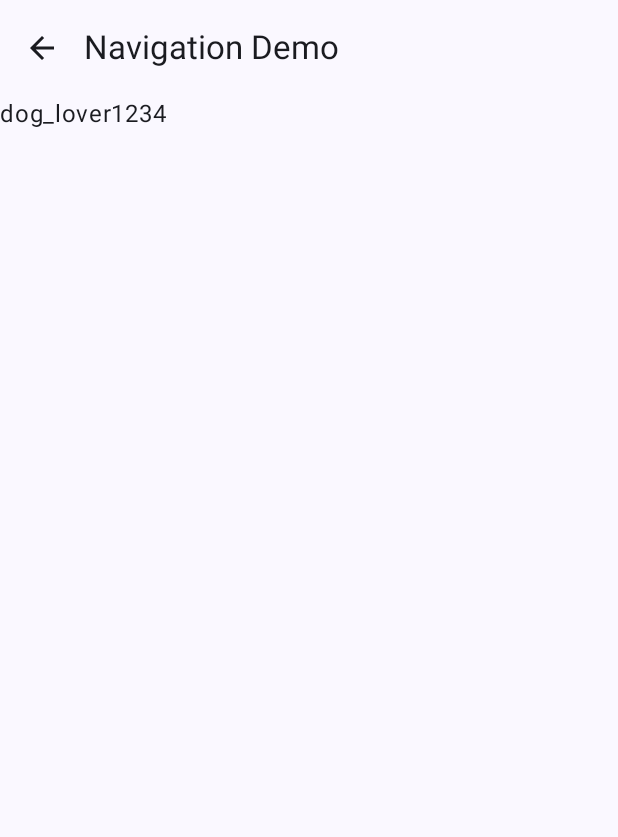
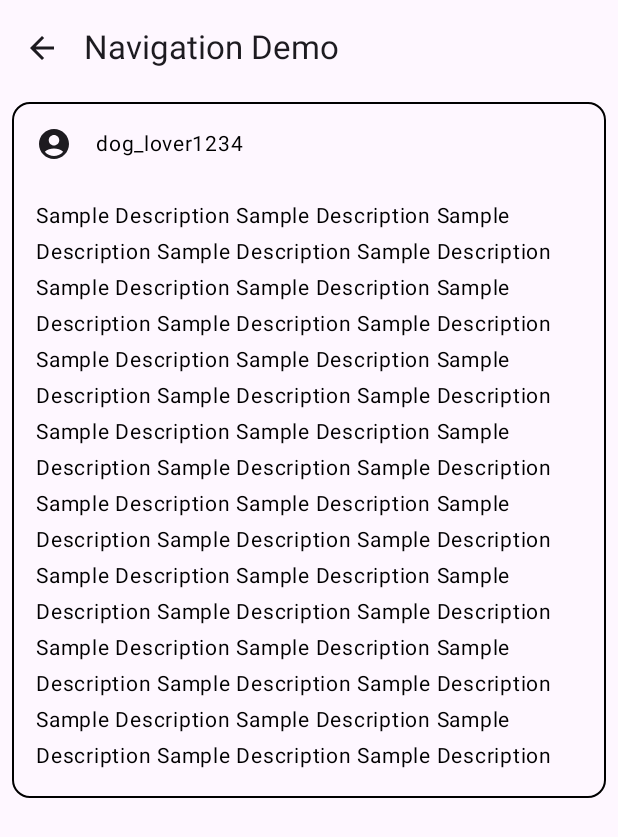
Before and after one commit to GrahamParvinkarimi/compose-navigation-demo, an Android app built with Jetpack Compose: the screen it shows after launch (MainActivity), after a tap on "dog_lover1234", on a phone screen of 412 x 824 dp. Shown: the top 837 px of the screen. Run offline under Robolectric (Android 15) with nearby library versions, the phone set to English and light mode, and no system bars; our stand-ins replace Dagger/Hilt's generated code; libraries missing offline, so code that uses them is left out: com.jakewharton.threetenabp; 1 statement that could not run was skipped.

Commit message:
Finished building the UI

```diff
--- a/app/src/main/java/com/gp/navigationdemo/MainActivity.kt
+++ b/app/src/main/java/com/gp/navigationdemo/MainActivity.kt
@@ -12,8 +12,12 @@ import androidx.compose.material3.IconButton
 import androidx.compose.material3.Scaffold
 import androidx.compose.material3.Text
 import androidx.compose.material3.TopAppBar
+import androidx.compose.runtime.derivedStateOf
+import androidx.compose.runtime.getValue
+import androidx.compose.runtime.remember
 import androidx.compose.ui.Modifier
 import androidx.compose.ui.res.stringResource
+import androidx.navigation.compose.currentBackStackEntryAsState
 import androidx.navigation.compose.rememberNavController
 import com.gp.navigationdemo.ui.theme.NavigationDemoTheme
 import com.gp.sample_feature.navigation.UserNavHost
@@ -35,11 +39,20 @@ class MainActivity : ComponentActivity() {
                             title = { Text(stringResource(R.string.navigation_demo_title)) },
                             navigationIcon =
                             {
-                                IconButton(onClick = { navController.navigateUp() }) {
-                                    Icon(
-                                        imageVector = Icons.AutoMirrored.Filled.ArrowBack,
-                                        contentDescription = stringResource(R.string.navigation_back_content_description)
-                                    )
+                                val currentBackStackEntry by navController.currentBackStackEntryAsState()
+                                val showBackButton by remember(currentBackStackEntry) {
+                                    derivedStateOf {
+                                        navController.previousBackStackEntry != null
+                                    }
+                                }
+
+                                if (showBackButton) {
+                                    IconButton(onClick = { navController.navigateUp() }) {
+                                        Icon(
+                                            imageVector = Icons.AutoMirrored.Filled.ArrowBack,
+                                            contentDescription = stringResource(R.string.navigation_back_content_description)
+                                        )
+                                    }
                                 }
                             }
                         )
--- a/app/src/main/java/com/gp/navigationdemo/ui/theme/Theme.kt
+++ b/app/src/main/java/com/gp/navigationdemo/ui/theme/Theme.kt
@@ -1,21 +1,9 @@
 package com.gp.navigationdemo.ui.theme
 
-import android.app.Activity
-import android.os.Build
 import androidx.compose.foundation.isSystemInDarkTheme
 import androidx.compose.material3.MaterialTheme
-import androidx.compose.material3.darkColorScheme
-import androidx.compose.material3.dynamicDarkColorScheme
-import androidx.compose.material3.dynamicLightColorScheme
 import androidx.compose.material3.lightColorScheme
 import androidx.compose.runtime.Composable
-import androidx.compose.ui.platform.LocalContext
-
-private val DarkColorScheme = darkColorScheme(
-    primary = Purple80,
-    secondary = PurpleGrey80,
-    tertiary = Pink80
-)
 
 private val LightColorScheme = lightColorScheme(
     primary = Purple40,
@@ -40,15 +28,7 @@ fun NavigationDemoTheme(
     dynamicColor: Boolean = true,
     content: @Composable () -> Unit
 ) {
-    val colorScheme = when {
-        dynamicColor && Build.VERSION.SDK_INT >= Build.VERSION_CODES.S -> {
-            val context = LocalContext.current
-            if (darkTheme) dynamicDarkColorScheme(context) else dynamicLightColorScheme(context)
-        }
-
-        darkTheme -> DarkColorScheme
-        else -> LightColorScheme
-    }
+    val colorScheme = LightColorScheme
 
     MaterialTheme(
         colorScheme = colorScheme,
--- a/feature/sample-feature/src/main/java/com/gp/sample_feature/data/UserRepository.kt
+++ b/feature/sample-feature/src/main/java/com/gp/sample_feature/data/UserRepository.kt
@@ -14,25 +14,29 @@ class UserRepositoryImpl @Inject constructor() : UserRepository {
             id = UUID.randomUUID().toString(),
             username = "dog_lover1234",
             email = "chris@aol.com",
-            phoneNumber = "831-213-4124"
+            phoneNumber = "831-213-4124",
+            description = "Sample Description ".repeat(40)
         ),
         User(
             id = UUID.randomUUID().toString(),
             username = "steve91",
             email = "steve@aol.com",
-            phoneNumber = "901-213-4112"
+            phoneNumber = "901-213-4112",
+            description = "Sample Description ".repeat(40)
         ),
         User(
             id = UUID.randomUUID().toString(),
             username = "hiking90",
             email = "richard@aol.com",
-            phoneNumber = "312-412-4212"
+            phoneNumber = "312-412-4212",
+            description = "Sample Description ".repeat(40)
         ),
         User(
             id = UUID.randomUUID().toString(),
             username = "home_design31",
-            email = "luis@aol.com",
-            phoneNumber = "703-122-2411"
+            email = "bob@aol.com",
+            phoneNumber = "703-122-2411",
+            description = "Sample Description ".repeat(40)
         )
     )
 
--- a/feature/sample-feature/src/main/java/com/gp/sample_feature/data/util/DateUtils.kt
+++ /dev/null
@@ -1,54 +0,0 @@
-package com.gp.sample_feature.data.util
-
-import org.threeten.bp.LocalDateTime
-import org.threeten.bp.format.DateTimeFormatter
-import org.threeten.bp.format.DateTimeFormatterBuilder
-import java.util.Locale
-
-object DateUtils {
-    fun parseTimeStamp(timestamp: String?): LocalDateTime {
-        return if (timestamp?.isNotEmpty() == true) {
-            try {
-                val inputFormatter = DateTimeFormatterBuilder()
-                    .appendPattern(NetworkConstants.SERVER_DATE_FORMAT)
-                    .appendLiteral(NetworkConstants.GMT_STRING)
-                    .appendOffset(NetworkConstants.OFFSET_PATTERN, NetworkConstants.GMT_NO_OFFSET_STRING)
-                    .toFormatter()
-                    .withLocale(Locale.ENGLISH)
-
-                LocalDateTime.parse(timestamp.substringBefore(" ("), inputFormatter)
-            } catch (e: Exception) {
-                LocalDateTime.MAX
-            }
-        } else {
-            LocalDateTime.MAX
-        }
-    }
-
-    fun parseAndFormatTimestamp(timestamp: String): String {
-        return if (timestamp != "Just now") {
-            try {
-                // Define the input format
-                val inputFormatter = DateTimeFormatterBuilder()
-                    .appendPattern(NetworkConstants.SERVER_DATE_FORMAT)
-                    .appendLiteral(NetworkConstants.GMT_STRING)
-                    .appendOffset(NetworkConstants.OFFSET_PATTERN, NetworkConstants.GMT_NO_OFFSET_STRING)
-                    .toFormatter()
-                    .withLocale(Locale.ENGLISH)
-
-                // Parse the input string to LocalDateTime
-                val dateTime = LocalDateTime.parse(timestamp.substringBefore(" ("), inputFormatter)
-
-                // Define the output format
-                val outputFormatter = DateTimeFormatter.ofPattern(NetworkConstants.OUTPUT_DATE_FORMAT, Locale.ENGLISH)
-
-                // Format the LocalDateTime to the desired output string
-                dateTime.format(outputFormatter)
-            } catch (e: Exception) {
-                timestamp
-            }
-        } else {
-            NetworkConstants.JUST_NOW_TEXT
-        }
-    }
-}
--- a/feature/sample-feature/src/main/java/com/gp/sample_feature/data/util/NetworkConstants.kt
+++ /dev/null
@@ -1,10 +0,0 @@
-package com.gp.sample_feature.data.util
-
-object NetworkConstants {
-    const val SERVER_DATE_FORMAT = "EEE MMM dd yyyy HH:mm:ss"
-    const val GMT_STRING = " GMT"
-    const val GMT_NO_OFFSET_STRING = " GMT"
-    const val OFFSET_PATTERN = "+HHMM"
-    const val JUST_NOW_TEXT = "Just now"
-    const val OUTPUT_DATE_FORMAT = "MMMM d HH:mm"
-}
--- a/feature/sample-feature/src/main/java/com/gp/sample_feature/domain/model/User.kt
+++ b/feature/sample-feature/src/main/java/com/gp/sample_feature/domain/model/User.kt
@@ -7,5 +7,6 @@ data class User(
     val id: String,
     val username: String,
     val email: String,
-    val phoneNumber: String
+    val phoneNumber: String,
+    val description: String
 )
--- a/feature/sample-feature/src/main/java/com/gp/sample_feature/ui/deeplink/UserDeepLinkScreen.kt
+++ b/feature/sample-feature/src/main/java/com/gp/sample_feature/ui/deeplink/UserDeepLinkScreen.kt
@@ -1,7 +1,14 @@
 package com.gp.sample_feature.ui.deeplink
 
+import androidx.compose.foundation.layout.Arrangement
+import androidx.compose.foundation.layout.Column
+import androidx.compose.foundation.layout.fillMaxSize
 import androidx.compose.material3.Text
 import androidx.compose.runtime.Composable
+import androidx.compose.ui.Alignment
+import androidx.compose.ui.Modifier
+import androidx.compose.ui.res.stringResource
+import com.gp.sample_feature.R
 
 @Composable
 fun UserDeepLinkScreen(deepLinkText: String) {
@@ -12,7 +19,13 @@ fun UserDeepLinkScreen(deepLinkText: String) {
 
 @Composable
 fun UserDeepLinkContent(deepLinkText: String) {
-    Text(
-        text = deepLinkText
-    )
+    Column(
+        modifier = Modifier.fillMaxSize(),
+        horizontalAlignment = Alignment.CenterHorizontally,
+        verticalArrangement = Arrangement.Center,
+    ) {
+        Text(
+            text = stringResource(R.string.deep_link_screen_text, deepLinkText)
+        )
+    }
 }
--- a/feature/sample-feature/src/main/java/com/gp/sample_feature/ui/details/UserDetailsScreen.kt
+++ b/feature/sample-feature/src/main/java/com/gp/sample_feature/ui/details/UserDetailsScreen.kt
@@ -1,12 +1,35 @@
 package com.gp.sample_feature.ui.details
 
+import androidx.compose.foundation.BorderStroke
+import androidx.compose.foundation.layout.Column
+import androidx.compose.foundation.layout.Row
+import androidx.compose.foundation.layout.Spacer
+import androidx.compose.foundation.layout.fillMaxWidth
+import androidx.compose.foundation.layout.height
+import androidx.compose.foundation.layout.padding
+import androidx.compose.foundation.layout.width
+import androidx.compose.material.icons.Icons
+import androidx.compose.material.icons.filled.AccountCircle
+import androidx.compose.material3.Card
+import androidx.compose.material3.CardDefaults
 import androidx.compose.material3.CircularProgressIndicator
+import androidx.compose.material3.Icon
+import androidx.compose.material3.MaterialTheme
 import androidx.compose.material3.Text
 import androidx.compose.runtime.Composable
 import androidx.compose.runtime.collectAsState
 import androidx.compose.runtime.getValue
+import androidx.compose.ui.Alignment
+import androidx.compose.ui.Modifier
+import androidx.compose.ui.graphics.Color
+import androidx.compose.ui.res.stringResource
+import androidx.compose.ui.text.font.FontWeight
+import androidx.compose.ui.text.style.TextOverflow
+import androidx.compose.ui.unit.dp
 import androidx.hilt.navigation.compose.hiltViewModel
+import com.gp.sample_feature.R
 import com.gp.sample_feature.domain.model.User
+import com.gp.sample_feature.ui.constants.Dimens
 import com.gp.sample_feature.viewstate.UserDetailsViewState
 import com.gp.sample_feature.vm.UserDetailsViewModel
 
@@ -28,7 +51,59 @@ fun UserDetailsScreen(userDetailsViewModel: UserDetailsViewModel = hiltViewModel
 
 @Composable
 fun UserDetailsContent(user: User) {
-    Text(
-        text = user.username
-    )
+    Card(
+        modifier = Modifier.padding(horizontal = Dimens.padding_8, vertical = Dimens.padding_4),
+        colors = CardDefaults.cardColors(
+            containerColor = MaterialTheme.colorScheme.surface
+        ),
+        border = BorderStroke(1.dp, Color.Black),
+    ) {
+        Column(
+            modifier = Modifier
+                .fillMaxWidth()
+                .padding(start = Dimens.padding_16, end = Dimens.padding_16, top = Dimens.padding_16)
+        ) {
+            Row(
+                verticalAlignment = Alignment.Top
+            ) {
+                Column {
+                    Icon(
+                        imageVector = Icons.Default.AccountCircle,
+                        contentDescription = stringResource(R.string.user_icon_content_description)
+                    )
+                }
+
+                Spacer(modifier = Modifier.width(Dimens.padding_16))
+
+                Column(
+                    modifier = Modifier.weight(1f)
+                ) {
+                    Row(
+                        verticalAlignment = Alignment.CenterVertically
+                    ) {
+                        Text(
+                            text = user.username,
+                            fontSize = Dimens.font_size_14,
+                            color = Color.Black,
+                            fontWeight = FontWeight.Normal,
+                            maxLines = 1,
+                            overflow = TextOverflow.Ellipsis
+                        )
+                    }
+
+                    Spacer(modifier = Modifier.height(Dimens.padding_8))
+                }
+            }
+        }
+
+        Column(
+            modifier = Modifier.padding(Dimens.padding_16)
+        ) {
+            Text(
+                text = user.description,
+                fontSize = Dimens.font_size_14,
+                color = Color.Black
+            )
+        }
+    }
 }
--- a/feature/sample-feature/src/main/java/com/gp/sample_feature/ui/home/UserHomeScreen.kt
+++ b/feature/sample-feature/src/main/java/com/gp/sample_feature/ui/home/UserHomeScreen.kt
@@ -1,5 +1,6 @@
 package com.gp.sample_feature.ui.home
 
+import androidx.compose.foundation.BorderStroke
 import androidx.compose.foundation.clickable
 import androidx.compose.foundation.layout.Arrangement
 import androidx.compose.foundation.layout.Column
@@ -36,9 +37,9 @@ import androidx.compose.ui.res.stringResource
 import androidx.compose.ui.text.font.FontWeight
 import androidx.compose.ui.text.style.TextAlign
 import androidx.compose.ui.text.style.TextOverflow
+import androidx.compose.ui.unit.dp
 import androidx.hilt.navigation.compose.hiltViewModel
 import com.gp.sample_feature.R
-import com.gp.sample_feature.data.util.DateUtils
 import com.gp.sample_feature.domain.model.User
 import com.gp.sample_feature.ui.constants.Dimens
 import com.gp.sample_feature.viewstate.UserHomeViewState
@@ -104,10 +105,11 @@ fun UserListItemCard(
     navigateToUserDetails: () -> Unit
 ) {
     Card(
-        modifier = Modifier.padding(horizontal = Dimens.padding_16, vertical = Dimens.padding_4),
+        modifier = Modifier.padding(horizontal = Dimens.padding_8, vertical = Dimens.padding_4),
         colors = CardDefaults.cardColors(
             containerColor = MaterialTheme.colorScheme.surface
-        )
+        ),
+        border = BorderStroke(1.dp, Color.Black),
     ) {
         Column(
             modifier = Modifier
@@ -151,7 +153,7 @@ fun UserListItemCard(
                         verticalAlignment = Alignment.CenterVertically
                     ) {
                         Text(
-                            text = DateUtils.parseAndFormatTimestamp(user.email),
+                            text = user.email,
                             fontSize = Dimens.font_size_12,
                             color = Color.Gray,
                             fontWeight = FontWeight.Bold
@@ -160,9 +162,8 @@ fun UserListItemCard(
 
                     Spacer(modifier = Modifier.height(Dimens.padding_8))
                 }
-            }
 
-            Row {
+                Column {
                     Text(
                         text = user.phoneNumber,
                         fontSize = Dimens.font_size_14,
@@ -170,6 +171,7 @@ fun UserListItemCard(
                         maxLines = 2,
                         overflow = TextOverflow.Ellipsis
                     )
+                }
             }
         }
     }
--- a/feature/sample-feature/src/main/res/values/strings.xml
+++ b/feature/sample-feature/src/main/res/values/strings.xml
@@ -4,4 +4,5 @@
     <string name="user_icon_content_description">User Icon</string>
     <string name="error_icon_content_description">Error Icon</string>
     <string name="retry_text">Retry</string>
+    <string name="deep_link_screen_text">Your deep link text is: %1s</string>
 </resources>
```
Also changed, not shown: 1 other file. Lines whose indentation alone changed are shown as unchanged.
